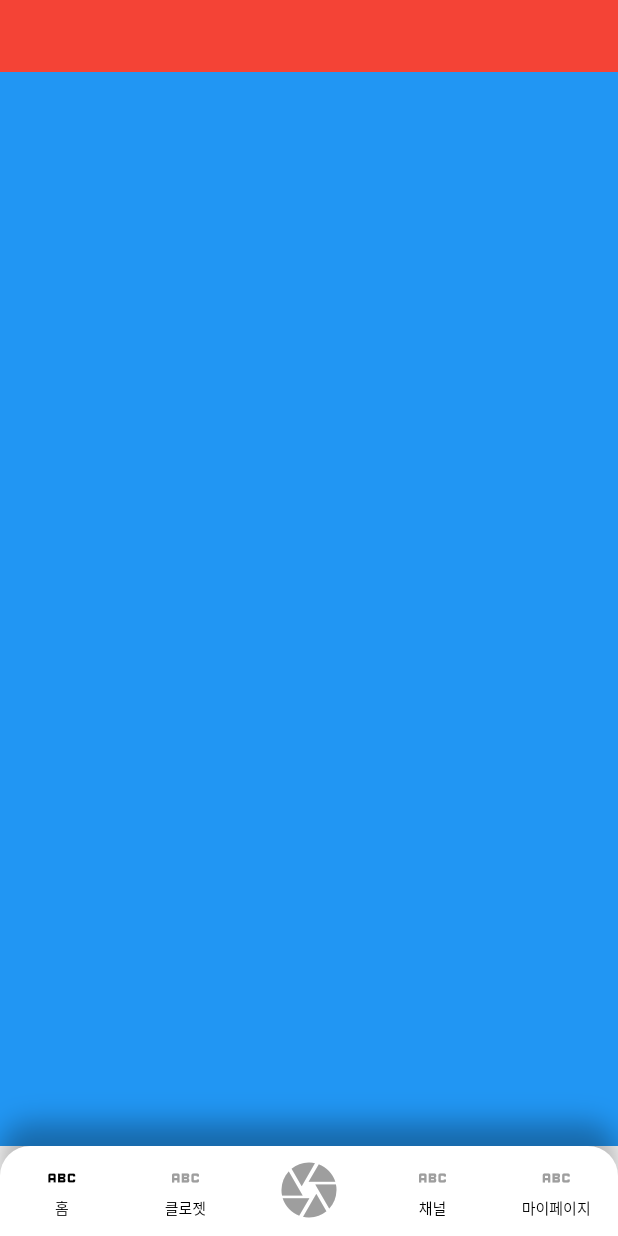
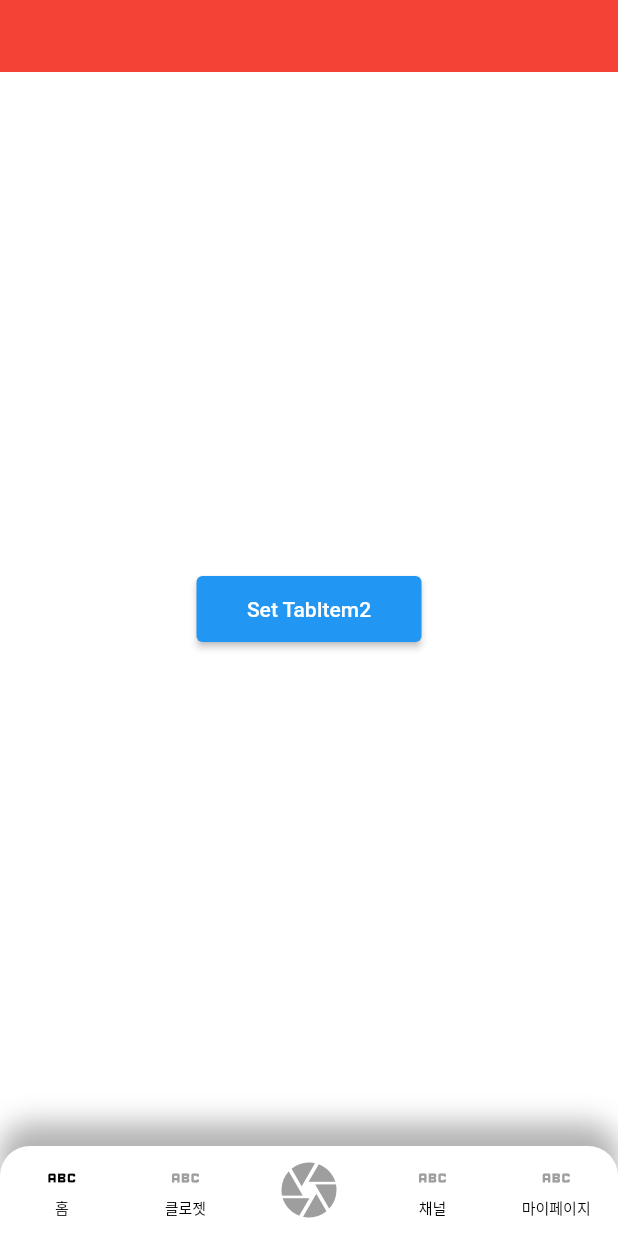
Before and after one commit to HeoKyuTae/Flutter-Source, a Flutter app: the BottomTabView screen opened directly, on a phone screen of 412 x 824 dp. Run offline on Flutter 3.47's test engine with Material 2 defaults, Android fonts, the phone set to English and light mode, and no system bars; our stand-ins replace cached_network_image, get, screenshot, scroll_to_index, webview_flutter; missing offline and left inert: flutter_cupertino_date_picker_fork, matrix4_transform, photo_manager.

Commit message:
tabview notification

```diff
--- a/lib/main.dart
+++ b/lib/main.dart
@@ -19,7 +19,7 @@ import 'package:make_source/tabview.dart';
 
 void main() {
   runApp(const MaterialApp(
-    home: LocalImgResize(),
+    home: BottomTabView(),
   ));
 }
 
--- a/lib/tabitem1.dart
+++ b/lib/tab_items/tabitem1.dart
@@ -1,6 +1,7 @@
 import 'package:flutter/material.dart';
 import 'package:flutter/src/widgets/container.dart';
 import 'package:flutter/src/widgets/framework.dart';
+import 'package:make_source/notification_center/notification_center.dart';
 
 class TabItem1 extends StatefulWidget {
   const TabItem1({super.key});
@@ -22,7 +23,18 @@ class _TabItem1State extends State<TabItem1> with AutomaticKeepAliveClientMixin
   @override
   Widget build(BuildContext context) {
     return Container(
-      color: Colors.blue,
+      color: Colors.white,
+      child: Center(
+        child: SizedBox(
+          width: 150,
+          height: 44,
+          child: ElevatedButton(
+              onPressed: () {
+                NotificationCenter().notify('tabitem2');
+              },
+              child: const Text('Set TabItem2')),
+        ),
+      ),
     );
   }
 }
--- a/lib/tabview.dart
+++ b/lib/tabview.dart
@@ -1,9 +1,10 @@
 import 'package:flutter/material.dart';
-import 'package:flutter/scheduler.dart';
-import 'package:flutter/src/widgets/container.dart';
-import 'package:flutter/src/widgets/framework.dart';
-import 'package:make_source/tabitem1.dart';
-import 'package:make_source/tabitem2.dart';
+import 'package:make_source/notification_center/notification_center.dart';
+import 'package:make_source/tab_items/tabitem1.dart';
+import 'package:make_source/tab_items/tabitem2.dart';
+import 'package:make_source/tab_items/tabitem3.dart';
+import 'package:make_source/tab_items/tabitem4.dart';
+import 'package:make_source/tab_items/tabitem_blank.dart';
 
 class BottomTabView extends StatefulWidget {
   const BottomTabView({super.key});
@@ -17,17 +18,45 @@ class _BottomTabViewState extends State<BottomTabView> with TickerProviderStateM
   var tabItems = const [
     TabItem1(),
     TabItem2(),
-    TabItem1(),
-    TabItem2(),
-    TabItem1(),
+    TabItemBlank(),
+    TabItem3(),
+    TabItem4(),
   ];
+
   int isSelect = 0;
 
   @override
   void initState() {
     _tabController = TabController(length: tabItems.length, vsync: this);
+    setNotification();
 
     super.initState();
+  }
+
+  setNotification() {
+    NotificationCenter().subscribe('tabitem1', () {
+      setState(() {
+        _tabController.index = 0;
+      });
+    });
+
+    NotificationCenter().subscribe('tabitem2', () {
+      setState(() {
+        _tabController.index = 1;
+      });
+    });
+
+    NotificationCenter().subscribe('tabitem3', () {
+      setState(() {
+        _tabController.index = 3;
+      });
+    });
+
+    NotificationCenter().subscribe('tabitem4', () {
+      setState(() {
+        _tabController.index = 4;
+      });
+    });
   }
 
   @override
@@ -78,7 +107,7 @@ class _BottomTabViewState extends State<BottomTabView> with TickerProviderStateM
                       if (value == 2) {
                         ScaffoldMessenger.of(context).showSnackBar(
                           const SnackBar(
-                            content: Text('Hello world'),
+                            content: Text('Snack'),
                           ),
                         );
                         setState(() {
--- a/pubspec.yaml
+++ b/pubspec.yaml
@@ -82,7 +82,6 @@ flutter:
   # To add assets to your application, add an assets section, like this:
   assets:
     - assets/images/
-    - assets/html/
   #   - images/a_dot_ham.jpeg
 
   # An image asset can refer to one or more resolution-specific "variants", see
```
Also changed, not shown: lib/notification_center/notification_center.dart (added, +41 -0 lines), lib/tab_items/tabitem2.dart (renamed from lib/tabitem2.dart, +15 -2 lines), lib/tab_items/tabitem3.dart (added, +26 -0 lines), lib/tab_items/tabitem4.dart (added, +28 -0 lines), lib/tab_items/tabitem_blank.dart (added, +28 -0 lines).
